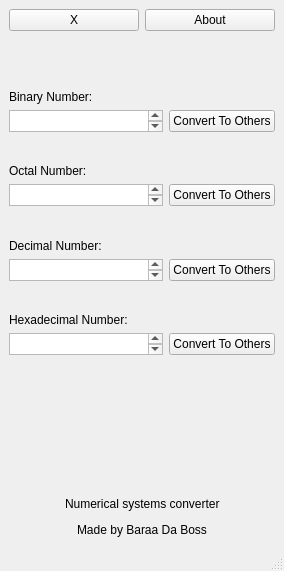
Old version of the form Qonverter/mainwindow.ui in the repository baraa-almasri/Qt.
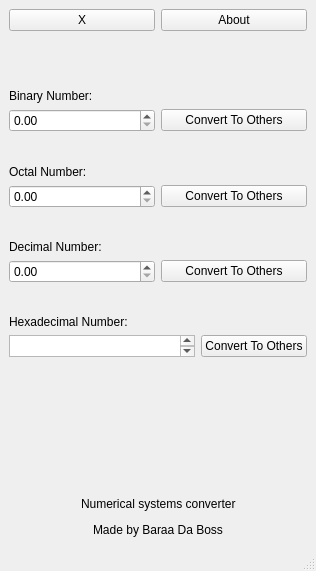
New version of the form. Icons and pictures are not drawn.

What changed in the file:
```diff
--- a/Qonverter/mainwindow.ui
+++ b/Qonverter/mainwindow.ui
@@ -6,7 +6,7 @@
    <rect>
     <x>0</x>
     <y>0</y>
-    <width>284</width>
+    <width>316</width>
     <height>571</height>
    </rect>
   </property>
@@ -244,14 +244,7 @@
     <item row="10" column="0">
      <layout class="QHBoxLayout" name="horizontalLayout_3">
       <item>
-       <widget class="QTextEdit" name="decimalNumber">
-        <property name="sizePolicy">
-         <sizepolicy hsizetype="Expanding" vsizetype="Ignored">
-          <horstretch>0</horstretch>
-          <verstretch>0</verstretch>
-         </sizepolicy>
-        </property>
-       </widget>
+       <widget class="QDoubleSpinBox" name="decimalNumber"/>
       </item>
       <item>
        <widget class="QPushButton" name="convertDecimalToOthers">
@@ -265,12 +258,15 @@
     <item row="4" column="0">
      <layout class="QHBoxLayout" name="horizontalLayout">
       <item>
-       <widget class="QTextEdit" name="binaryNumber">
-        <property name="sizePolicy">
-         <sizepolicy hsizetype="Expanding" vsizetype="Ignored">
-          <horstretch>0</horstretch>
-          <verstretch>0</verstretch>
-         </sizepolicy>
+       <widget class="QDoubleSpinBox" name="binaryNumber">
+        <property name="decimals">
+         <number>2</number>
+        </property>
+        <property name="minimum">
+         <double>0.000000000000000</double>
+        </property>
+        <property name="maximum">
+         <double>11111111.109999999403954</double>
         </property>
        </widget>
       </item>
@@ -338,14 +334,7 @@
     <item row="7" column="0">
      <layout class="QHBoxLayout" name="horizontalLayout_2">
       <item>
-       <widget class="QTextEdit" name="octalNumber">
-        <property name="sizePolicy">
-         <sizepolicy hsizetype="Expanding" vsizetype="Ignored">
-          <horstretch>0</horstretch>
-          <verstretch>0</verstretch>
-         </sizepolicy>
-        </property>
-       </widget>
+       <widget class="QDoubleSpinBox" name="octalNumber"/>
       </item>
       <item>
        <widget class="QPushButton" name="convertOctalToOthers">
```
